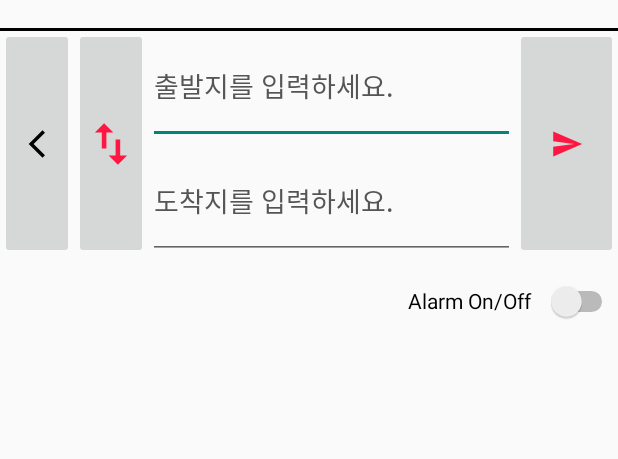
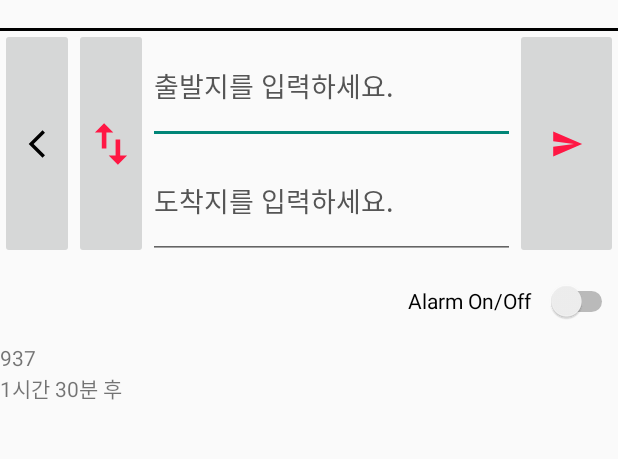
Before and after one commit to Go-Jaecheol/makcha, an Android app: the SearchResultActivity screen opened directly, with no data from a screen before it, on a phone screen of 412 x 824 dp, the part 56-515 px from its top. Run offline under Robolectric (Android 15) with nearby library versions, the phone set to English and light mode, and no system bars.

Commit message:
set GetLastBusInfo Class

```diff
--- /dev/null
+++ b/app_code/Makcha/app/src/main/java/com/example/makcha/GetLastBusInfo.java
@@ -0,0 +1,13 @@
+package com.example.makcha;
+
+import android.widget.TextView;
+
+public class GetLastBusInfo {
+    protected String getLastBusNumber(){
+        return "937";
+    }
+
+    protected String setLastBusArrivalTime() {
+        return "1시간 30분 후";
+    }
+}
--- a/app_code/Makcha/app/src/main/java/com/example/makcha/MainActivity.java
+++ b/app_code/Makcha/app/src/main/java/com/example/makcha/MainActivity.java
@@ -1,5 +1,6 @@
 package com.example.makcha;
 
+import android.app.Activity;
 import android.content.Context;
 import android.content.Intent;
 import android.os.Bundle;
--- a/app_code/Makcha/app/src/main/java/com/example/makcha/SearchResultActivity.java
+++ b/app_code/Makcha/app/src/main/java/com/example/makcha/SearchResultActivity.java
@@ -17,6 +17,7 @@ import android.widget.AutoCompleteTextView;
 import android.widget.CompoundButton;
 import android.widget.ImageButton;
 import android.widget.Switch;
+import android.widget.TextView;
 import android.widget.Toast;
 
 import androidx.appcompat.app.ActionBar;
@@ -45,6 +46,19 @@ public class SearchResultActivity extends AppCompatActivity {
     protected void onCreate(Bundle savedInstanceState) {
         super.onCreate(savedInstanceState);
         setContentView(R.layout.activity_search_result);
+
+        /* View Part */
+        GetLastBusInfo GetLastBusInfo = new GetLastBusInfo();
+        //set busNumberVier
+        String busNumber = "";
+        TextView busNumberView = (TextView) findViewById(R.id.busNumber);
+        busNumber = GetLastBusInfo.getLastBusNumber();
+        busNumberView.setText(busNumber);
+        //busArrivalTime View
+        String busArrivalTime = "";
+        TextView busArrivalTimeView = (TextView) findViewById(R.id.busArribalTime);
+        busArrivalTime = GetLastBusInfo.setLastBusArrivalTime();
+        busArrivalTimeView.setText(busArrivalTime);
 
         // ##여기부터 알람설정
         Switch switchbutton = (Switch) findViewById(R.id.alarm_switch);
--- a/app_code/Makcha/app/src/main/java/com/example/makcha/StartFinishInputControl.java
+++ b/app_code/Makcha/app/src/main/java/com/example/makcha/StartFinishInputControl.java
@@ -1,10 +1,13 @@
 package com.example.makcha;
 
+import android.app.Activity;
+import android.content.Intent;
 import android.text.Editable;
 import android.widget.AutoCompleteTextView;
+import android.widget.Toast;
 
 public class StartFinishInputControl {
-    public void swap_starting_and_ending(AutoCompleteTextView startingPointView, AutoCompleteTextView finishPointView)
+    protected void swap_starting_and_ending(AutoCompleteTextView startingPointView, AutoCompleteTextView finishPointView)
     {
         Editable temp;
         temp = startingPointView.getText();
--- a/app_code/Makcha/app/src/main/res/layout/activity_search_result.xml
+++ b/app_code/Makcha/app/src/main/res/layout/activity_search_result.xml
@@ -153,11 +153,18 @@
                 android:layout_height="match_parent"
                 android:layout_weight="1"
                 android:orientation="vertical">
+                <TextView
+                    android:layout_width="wrap_content"
+                    android:layout_height="wrap_content"
+                    android:id="@+id/busNumber"
+                    android:text="@string/cantGetBusNumber" />
+                <TextView
+                    android:layout_width="wrap_content"
+                    android:layout_height="wrap_content"
+                    android:id="@+id/busArribalTime"
+                    android:text="@string/busArraivalTime" />
+            </LinearLayout>
 
-                <androidx.recyclerview.widget.RecyclerView
-                    android:layout_width="match_parent"
-                    android:layout_height="match_parent" />
-            </LinearLayout>
         </LinearLayout>
     </LinearLayout>
 
--- a/app_code/Makcha/app/src/main/res/values/strings.xml
+++ b/app_code/Makcha/app/src/main/res/values/strings.xml
@@ -1,3 +1,5 @@
 <resources>
     <string name="app_name">대구막차</string>
+    <string name="cantGetBusNumber">버스를 찾을 수 없습니다.</string>
+    <string name="busArraivalTime">버스 도착 시간 없음</string>
 </resources>
```
